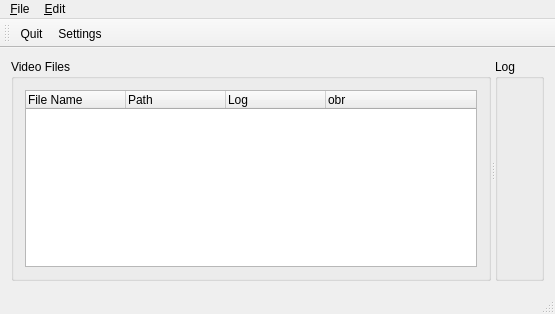
This is mainwindow.ui in wahibre/qmtn as Qt 5 draws it before an edit. The edited form follows.
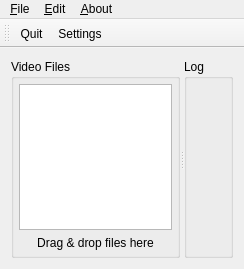
This is the edited form. Custom widgets are drawn as their Qt base class.

Commit message: - about Qt dialog - vlastny datamodel - placeholder pre drag&drop

Patch:
```diff
--- a/mainwindow.ui
+++ b/mainwindow.ui
@@ -6,8 +6,8 @@
    <rect>
     <x>0</x>
     <y>0</y>
-    <width>555</width>
-    <height>314</height>
+    <width>244</width>
+    <height>269</height>
    </rect>
   </property>
   <property name="acceptDrops">
@@ -27,29 +27,37 @@
        <property name="title">
         <string>Video Files</string>
        </property>
-       <layout class="QHBoxLayout" name="horizontalLayout_2">
+       <layout class="QVBoxLayout" name="verticalLayout_2">
+        <property name="leftMargin">
+         <number>5</number>
+        </property>
+        <property name="topMargin">
+         <number>5</number>
+        </property>
+        <property name="rightMargin">
+         <number>5</number>
+        </property>
+        <property name="bottomMargin">
+         <number>5</number>
+        </property>
         <item>
-         <widget class="QTreeWidget" name="treeWidget">
-          <column>
-           <property name="text">
-            <string notr="true">File Name</string>
-           </property>
-          </column>
-          <column>
-           <property name="text">
-            <string>Path</string>
-           </property>
-          </column>
-          <column>
-           <property name="text">
-            <string>Log</string>
-           </property>
-          </column>
-          <column>
-           <property name="text">
-            <string>obr</string>
-           </property>
-          </column>
+         <widget class="QTreeView" name="treeView">
+          <property name="animated">
+           <bool>true</bool>
+          </property>
+          <attribute name="headerVisible">
+           <bool>false</bool>
+          </attribute>
+         </widget>
+        </item>
+        <item>
+         <widget class="QLabel" name="placeholderLabel">
+          <property name="text">
+           <string>Drag &amp; drop files here</string>
+          </property>
+          <property name="alignment">
+           <set>Qt::AlignCenter</set>
+          </property>
          </widget>
         </item>
        </layout>
@@ -59,6 +67,18 @@
         <string>Log</string>
        </property>
        <layout class="QVBoxLayout" name="verticalLayout">
+        <property name="leftMargin">
+         <number>5</number>
+        </property>
+        <property name="topMargin">
+         <number>5</number>
+        </property>
+        <property name="rightMargin">
+         <number>5</number>
+        </property>
+        <property name="bottomMargin">
+         <number>5</number>
+        </property>
         <item>
          <widget class="ImageItemView" name="imageViewer">
           <property name="sizePolicy">
@@ -89,7 +109,7 @@
     <rect>
      <x>0</x>
      <y>0</y>
-     <width>555</width>
+     <width>244</width>
      <height>20</height>
     </rect>
    </property>
@@ -105,8 +125,15 @@
     </property>
     <addaction name="action_Quit"/>
    </widget>
+   <widget class="QMenu" name="menu_About">
+    <property name="title">
+     <string>&amp;About</string>
+    </property>
+    <addaction name="actionAboutQt"/>
+   </widget>
    <addaction name="menu_File"/>
    <addaction name="menu_Edit"/>
+   <addaction name="menu_About"/>
   </widget>
   <widget class="QToolBar" name="mainToolBar">
    <property name="windowTitle">
@@ -124,7 +151,6 @@
    <addaction name="action_Quit"/>
    <addaction name="action_Settings"/>
   </widget>
-  <widget class="QStatusBar" name="statusBar"/>
   <action name="action_Settings">
    <property name="text">
     <string>&amp;Settings</string>
```
Left out of the diff: 9 changed lines with no effect on the pictures. The commit also changes 15 other files.
